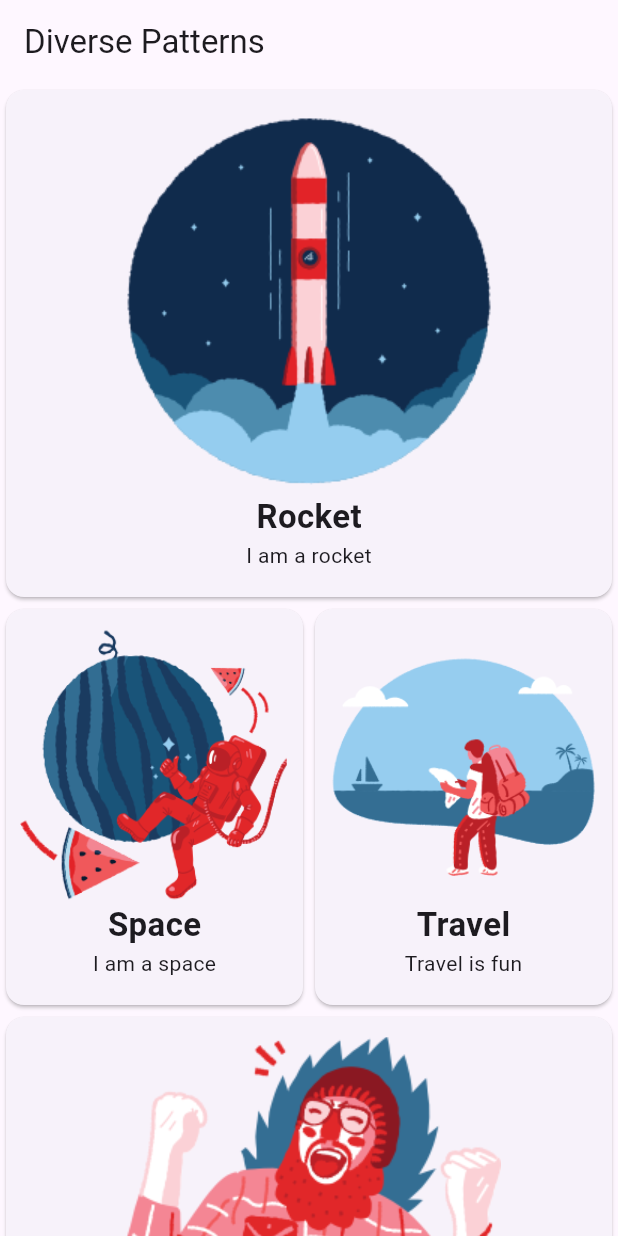
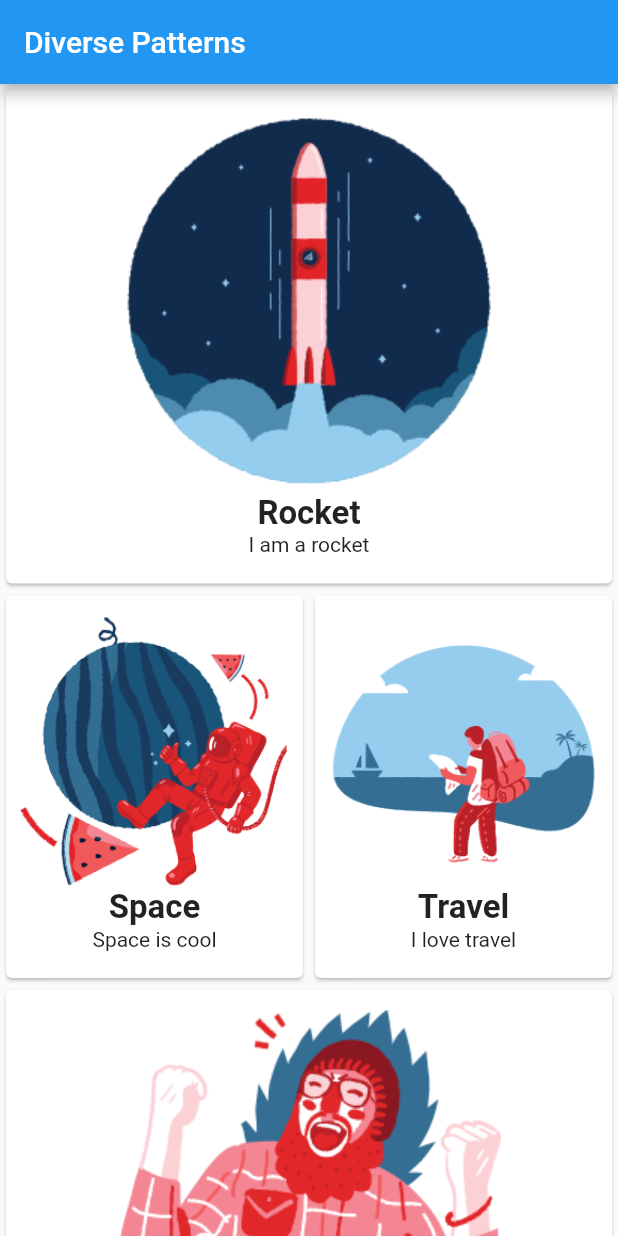
Before and after one commit to sagarprasai/simplest_tutorial, a Flutter app: the screen it shows after launch, on a phone screen of 412 x 824 dp. Run offline on Flutter 3.47's test engine with Material 2 defaults, Android fonts, the phone set to English and light mode, and no system bars.

```diff
--- /dev/null
+++ b/lib/class/item_class.dart
@@ -0,0 +1,11 @@
+class ItemClass {
+  ItemClass({
+    required this.title,
+    required this.description,
+    required this.imagePath,
+  });
+
+  String title;
+  String description;
+  String imagePath;
+}
--- a/lib/main.dart
+++ b/lib/main.dart
@@ -14,7 +14,7 @@ class MyApp extends StatelessWidget {
       title: _title,
       theme: ThemeData(
         primarySwatch: Colors.blue,
-        useMaterial3: true,
+        useMaterial3: false,
       ),
       home: const HomePage(),
     );
--- /dev/null
+++ b/lib/pages/description_page.dart
@@ -0,0 +1,16 @@
+import 'package:flutter/material.dart';
+
+import 'package:flutter/material.dart';
+
+class DescriptionPage extends StatelessWidget {
+  const DescriptionPage({Key? key}) : super(key: key);
+
+  @override
+  Widget build(BuildContext context) {
+    return Scaffold(
+      appBar: AppBar(
+        title: const Text('Description Page'),
+      ),
+    );
+  }
+}
--- a/lib/pages/home_page.dart
+++ b/lib/pages/home_page.dart
@@ -1,4 +1,5 @@
 import 'package:flutter/material.dart';
+import 'package:simplesttutorial/class/item_class.dart';
 import 'package:simplesttutorial/widget/card_widget.dart';
 
 class HomePage extends StatelessWidget {
@@ -15,30 +16,34 @@ class HomePage extends StatelessWidget {
         body: SingleChildScrollView(
           child: Column(
             children: [
-              const CardWidget(
+              CardWidget(
+                  box: ItemClass(
                       title: 'Rocket',
                       description: 'I am a rocket',
-                  imagePath: 'rocket'),
+                      imagePath: 'images/rocket.png')),
               Row(
-                children: const [
+                children: [
                   Expanded(
                     child: CardWidget(
+                        box: ItemClass(
                             title: 'Space',
-                        description: 'I am a space',
-                        imagePath: 'space'),
+                            description: 'Space is cool',
+                            imagePath: 'images/space.png')),
                   ),
                   Expanded(
                     child: CardWidget(
+                        box: ItemClass(
                             title: 'Travel',
-                        description: 'Travel is fun',
-                        imagePath: 'travel'),
+                            description: 'I love travel',
+                            imagePath: 'images/travel.png')),
                   ),
                 ],
               ),
-              const CardWidget(
+              CardWidget(
+                  box: ItemClass(
                       title: 'Yeah!',
                       description: 'Yeah! I did it.',
-                  imagePath: 'yeah'),
+                      imagePath: 'images/yeah.png')),
             ],
           ),
         ));
--- a/lib/widget/card_widget.dart
+++ b/lib/widget/card_widget.dart
@@ -1,34 +1,45 @@
 import 'package:flutter/material.dart';
+import 'package:simplesttutorial/class/item_class.dart';
+import 'package:simplesttutorial/pages/description_page.dart';
 import '../core/constants.dart';
 
 class CardWidget extends StatelessWidget {
-  const CardWidget(
-      {super.key,
-      required this.title,
-      required this.description,
-      required this.imagePath});
-  final String title;
-  final String description;
-  final String imagePath;
+  const CardWidget({
+    super.key,
+    required this.box,
+  });
+  final ItemClass box;
 
   @override
   Widget build(BuildContext context) {
-    return Card(
+    return GestureDetector(
+      onTap: () {
+        Navigator.push(
+          context,
+          MaterialPageRoute(
+            builder: (context) {
+              return const DescriptionPage();
+            },
+          ),
+        );
+      },
+      child: Card(
         child: Container(
           padding: const EdgeInsets.all(8.0),
           width: double.infinity,
           child: Column(
             children: [
               const SizedBox(height: kdouble5),
-            Image.asset('images/$imagePath.png'),
-            Text(title,
+              Image.asset(box.imagePath),
+              Text(box.title,
                   style: const TextStyle(
                     fontSize: 22.0,
                     fontWeight: FontWeight.bold,
                   )),
-            Text(description),
+              Text(box.description),
               const SizedBox(height: kdouble10),
             ],
+          ),
         ),
       ),
     );
```
Lines whose indentation alone changed are shown as unchanged.
